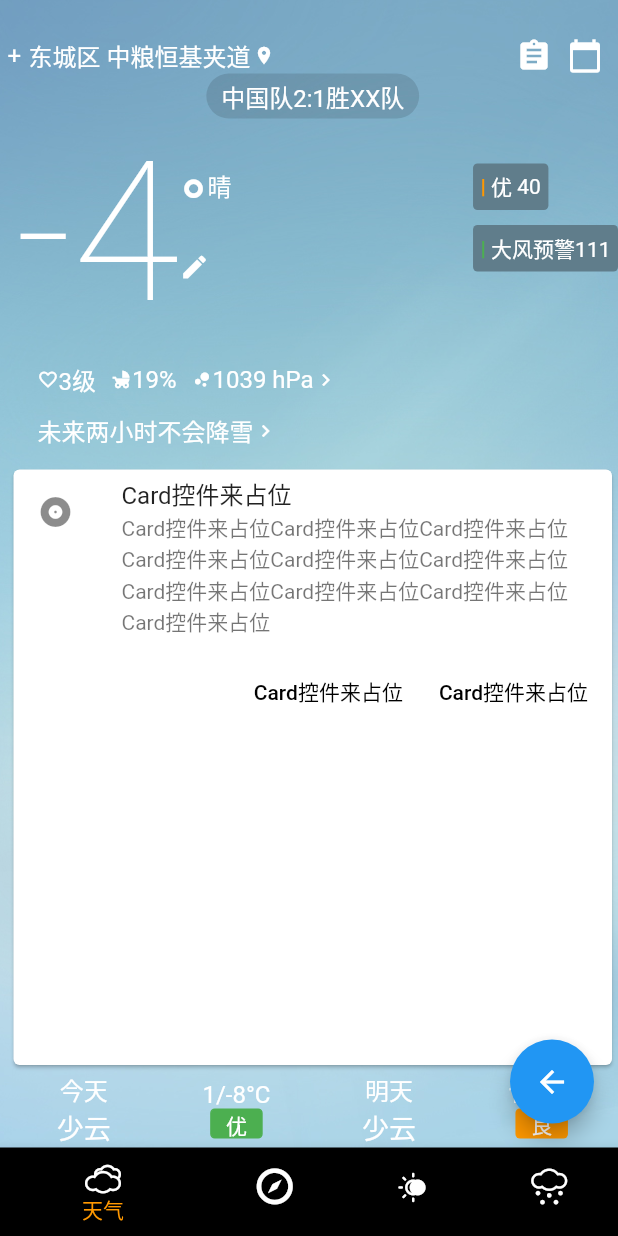
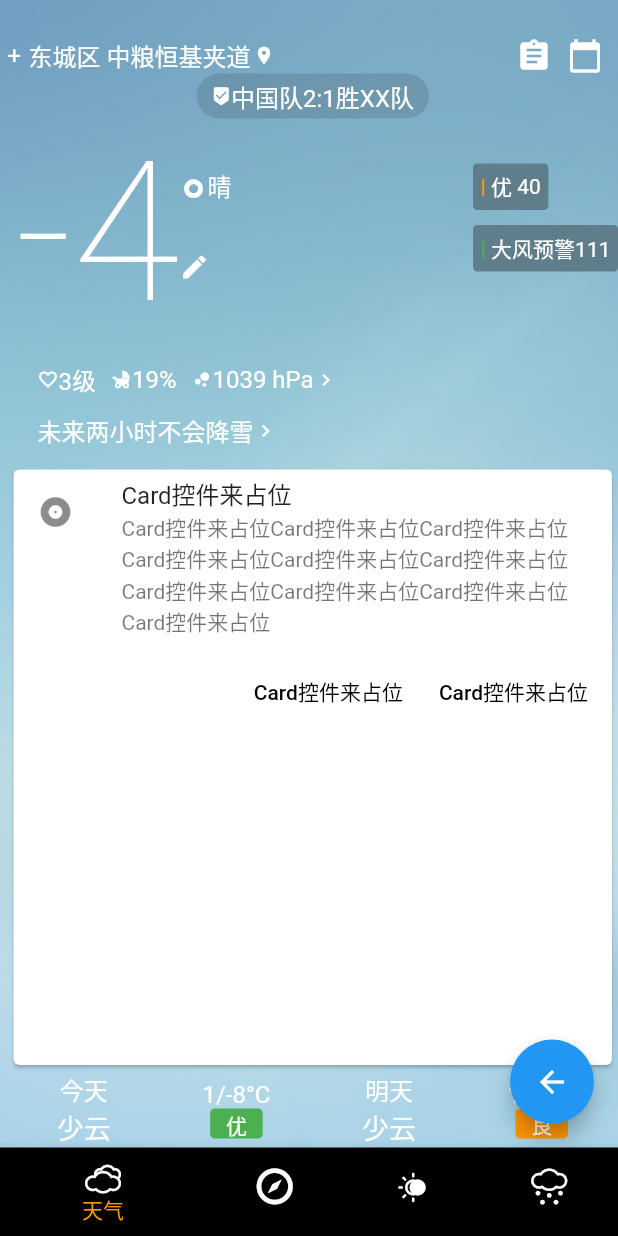
Before and after one commit to idefeng/flutter_demo, a Flutter app: the WeatherReporter screen opened directly, on a phone screen of 412 x 824 dp. Run offline on Flutter 3.47's test engine with Material 2 defaults, Android fonts, the phone set to English and light mode, and no system bars; our stand-ins replace font_awesome_flutter; Roboto replaces fonts that are missing (RobotMono).

Commit message:
新闻热点添加icon

```diff
--- a/lib/pages/weatherreporter.dart
+++ b/lib/pages/weatherreporter.dart
@@ -602,17 +602,22 @@ class WeatherInfo extends StatelessWidget {
                     // border: Border.all(color: Colors.white54),
                     borderRadius: BorderRadius.circular(15.0)),
                 child: Padding(
-                  padding: EdgeInsets.only(left: 10.0, right: 10.0,top: 3.0, bottom: 3.0),
+                  padding: EdgeInsets.only(
+                      left: 10.0, right: 10.0, top: 3.0, bottom: 3.0),
                   child: InkWell(
                     borderRadius: BorderRadius.circular(35.0),
                     child: Center(
-                      child: Text(
-                        "中国队2:1胜XX队",
-                        style:
-                            TextStyle(color: Color(0xFFFFFFFF), fontSize: 16.0),
-                        textAlign: TextAlign.center,
-                      ),
-                    ),
+                        child: Row(
+                      children: <Widget>[
+                        Icon(Icons.beenhere, size: 13.0, color: Colors.white,),
+                        Text(
+                          "中国队2:1胜XX队",
+                          style: TextStyle(
+                              color: Color(0xFFFFFFFF), fontSize: 16.0),
+                          textAlign: TextAlign.center,
+                        ),
+                      ],
+                    )),
                     onTap: () {},
                   ),
                 )),
```
